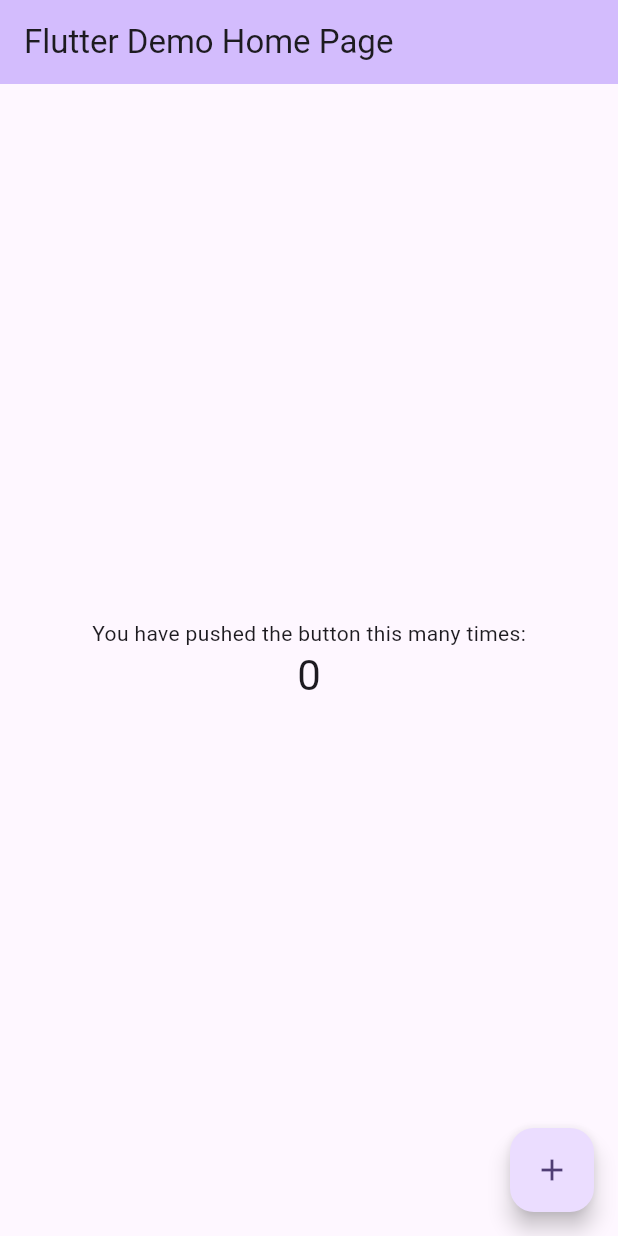
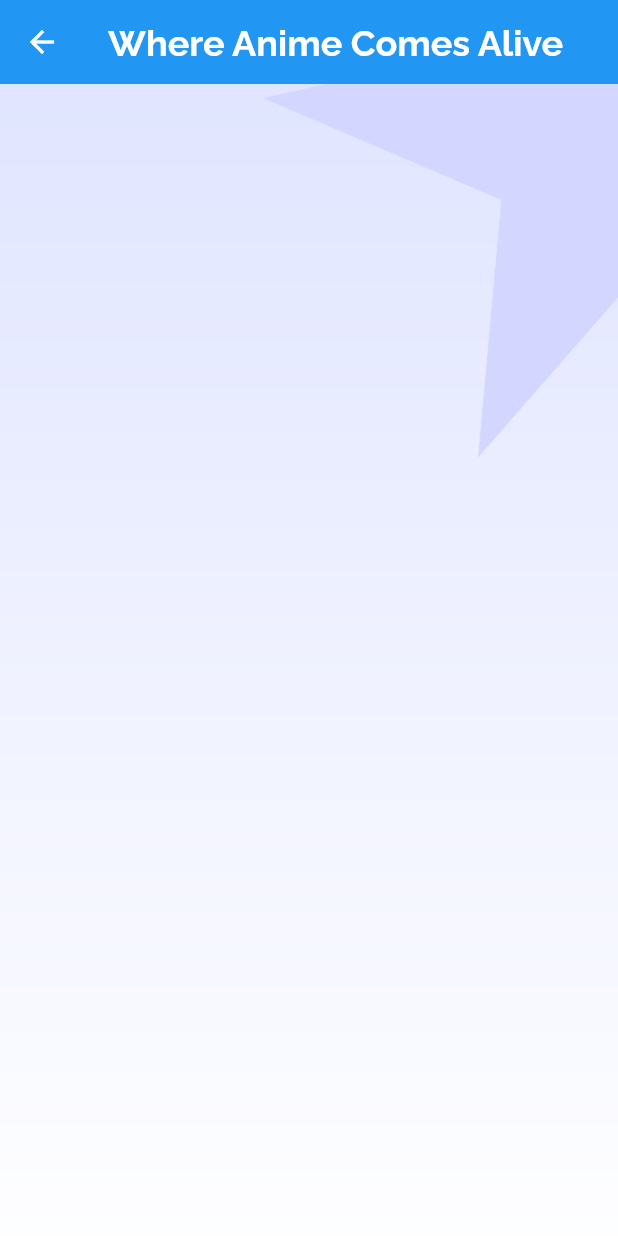
Before and after one commit to Mariam2572/mini_app, a Flutter app: the screen it shows after launch, on a phone screen of 412 x 824 dp. Run offline on Flutter 3.47's test engine with Material 3 defaults, Android fonts, the phone set to English and light mode, and no system bars; our stand-ins replace google_fonts.

Commit message:
Add initial project structure with assets, themes, and routing

```diff
--- /dev/null
+++ b/lib/core/app_routes.dart
@@ -0,0 +1,25 @@
+import 'package:flutter/material.dart';
+import 'package:mini_app/presentation/screens/home/home_screen.dart';
+
+// Example route names
+class AppRoutes {
+  static const String home = '/home';
+  static const String profile = '/profile';
+  static const String settings = '/settings';
+}
+Route<dynamic> generateRoute(RouteSettings settings) {
+  switch (settings.name) {
+    case AppRoutes.home:
+      return MaterialPageRoute(builder: (_) => HomeScreen());
+    // case AppRoutes.profile:
+    //   return MaterialPageRoute(builder: (_) => ProfilePage());
+    // case AppRoutes.settings:
+    //   return MaterialPageRoute(builder: (_) => SettingsPage());
+    default:
+      return MaterialPageRoute(
+        builder: (_) => Scaffold(
+          body: Center(child: Text('No route defined for ${settings.name}')),
+        ),
+      );
+  }
+}
--- /dev/null
+++ b/lib/core/theme/app_colors.dart
@@ -0,0 +1,11 @@
+import 'package:flutter/widgets.dart';
+
+class AppColors {
+static const navyColor = Color(0xFF18153F);
+static const lightBlueColor = Color(0xFF5436F8);
+static const lightGrayColor = Color(0xFFACACAC);
+static const darkGrayColor = Color(0xFFA9A9A9);
+static const whiteColor = Color(0xFFFFFFFF);
+static const blackColor = Color(0xFF000000);
+
+}
--- /dev/null
+++ b/lib/core/theme/app_theme.dart
@@ -0,0 +1,34 @@
+import 'package:flutter/material.dart';
+import 'package:google_fonts/google_fonts.dart';
+import 'package:mini_app/core/theme/app_colors.dart';
+
+class AppTheme {
+  static ThemeData get lightTheme {
+    return ThemeData(
+      brightness: Brightness.light,
+      primaryColor: Colors.blue,
+      scaffoldBackgroundColor: Colors.white,
+      appBarTheme: const AppBarTheme(
+        backgroundColor: Colors.blue,
+        foregroundColor: Colors.white,
+        elevation: 0,
+      ),
+      colorScheme: ColorScheme.fromSwatch().copyWith(
+        secondary: Colors.blueAccent,
+      ),
+      textTheme: TextTheme(
+        titleLarge: TextStyle(
+          fontSize: 24,
+          fontWeight: FontWeight.bold,
+          color: AppColors.navyColor,
+          fontFamily: GoogleFonts.raleway().fontFamily,
+        ),
+
+      ),
+      buttonTheme: const ButtonThemeData(
+        buttonColor: Colors.blue,
+        textTheme: ButtonTextTheme.primary,
+      ),
+    );
+  }
+}
--- /dev/null
+++ b/lib/core/utils/app_assets.dart
@@ -0,0 +1,6 @@
+class AppAssets {
+  static const String homeBackground ='assets/images/Home.png';
+  static const String detailsBackground = 'assets/images/Details Screen.png';
+  static const String upgradeBackground = 'assets/images/Upgrade plan.png';
+
+}
--- a/lib/main.dart
+++ b/lib/main.dart
@@ -1,4 +1,7 @@
 import 'package:flutter/material.dart';
+import 'package:mini_app/core/app_routes.dart';
+import 'package:mini_app/core/theme/app_theme.dart';
+import 'package:mini_app/presentation/screens/home/home_screen.dart';
 
 void main() {
   runApp(const MyApp());
@@ -9,57 +12,11 @@ class MyApp extends StatelessWidget {
   @override
   Widget build(BuildContext context) {
     return MaterialApp(
-      title: 'Flutter Demo',
-      theme: ThemeData(
-        colorScheme: ColorScheme.fromSeed(seedColor: Colors.deepPurple),
-      ),
-      home: const MyHomePage(title: 'Flutter Demo Home Page'),
+      debugShowCheckedModeBanner: false,
+      initialRoute: AppRoutes.home,
+      onGenerateRoute: generateRoute,
+    theme: AppTheme.lightTheme,
+      home: HomeScreen(),
     );
   }
 }
-
-class MyHomePage extends StatefulWidget {
-  const MyHomePage({super.key, required this.title});
-
-  final String title;
-
-  @override
-  State<MyHomePage> createState() => _MyHomePageState();
-}
-
-class _MyHomePageState extends State<MyHomePage> {
-  int _counter = 0;
-
-  void _incrementCounter() {
-    setState(() {
-      _counter++;
-    });
-  }
-
-  @override
-  Widget build(BuildContext context) {
-    return Scaffold(
-      appBar: AppBar(
-        backgroundColor: Theme.of(context).colorScheme.inversePrimary,
-        title: Text(widget.title),
-      ),
-      body: Center(
-        child: Column(
-          mainAxisAlignment: MainAxisAlignment.center,
-          children: <Widget>[
-            const Text('You have pushed the button this many times:'),
-            Text(
-              '$_counter',
-              style: Theme.of(context).textTheme.headlineMedium,
-            ),
-          ],
-        ),
-      ),
-      floatingActionButton: FloatingActionButton(
-        onPressed: _incrementCounter,
-        tooltip: 'Increment',
-        child: const Icon(Icons.add),
-      ), // This trailing comma makes auto-formatting nicer for build methods.
-    );
-  }
-}
--- /dev/null
+++ b/lib/presentation/screens/home/home_screen.dart
@@ -0,0 +1,26 @@
+import 'package:flutter/material.dart';
+import 'package:mini_app/core/utils/app_assets.dart';
+
+class HomeScreen extends StatelessWidget {
+  const HomeScreen({super.key});
+
+  @override
+  Widget build(BuildContext context) {
+    return  Stack(
+      children: [
+        Image.asset(
+        AppAssets.homeBackground,
+          fit: BoxFit.cover,
+          height: double.infinity,
+          width: double.infinity,
+        ),
+    Scaffold(
+      backgroundColor: Colors.transparent,
+      appBar: AppBar(
+        title: Text('Where Anime Comes Alive'),
+      ),
+      )
+      ],
+    );
+  }
+}
```
Also changed, not shown: pubspec.yaml (+6 -12 lines), assets/images/Details Screen.png (added), assets/images/Home.png (added), assets/images/Upgrade plan.png (added), lib/helper/helper_extention.dart (added), pubspec.lock.
